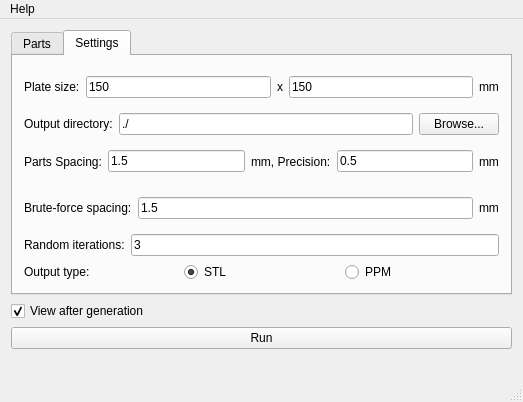
Qt form gui/mainwindow.ui (RobotsWar/Plater) before a commit.
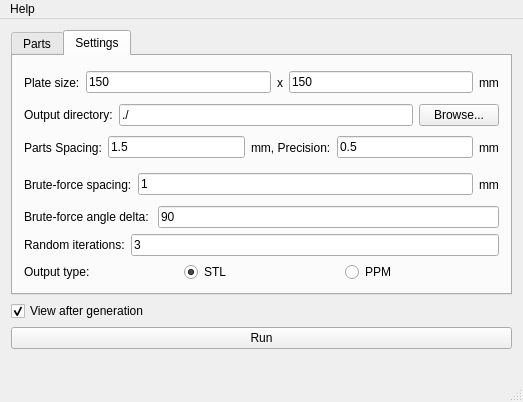
The same form after that commit. Icons and pictures are not drawn.

Commit message: Lowering delta to 1mm, adding deltaR to the gui

What changed in the file:
```diff
--- a/gui/mainwindow.ui
+++ b/gui/mainwindow.ui
@@ -200,7 +200,7 @@
             <item>
              <widget class="QLineEdit" name="bruteForceSpacing">
               <property name="text">
-               <string>1.5</string>
+               <string>1</string>
               </property>
              </widget>
             </item>
@@ -213,6 +213,24 @@
             </item>
            </layout>
           </item>
+          <item>
+           <layout class="QHBoxLayout" name="horizontalLayout_8">
+            <item>
+             <widget class="QLabel" name="label_12">
+              <property name="text">
+               <string>Brute-force angle delta: </string>
+              </property>
+             </widget>
+            </item>
+            <item>
+             <widget class="QLineEdit" name="bruteForceAngle">
+              <property name="text">
+               <string>90</string>
+              </property>
+             </widget>
+            </item>
+           </layout>
+          </item>
           <item>
            <layout class="QHBoxLayout" name="horizontalLayout_7">
             <item>
```
The commit also changes 2 other files.
